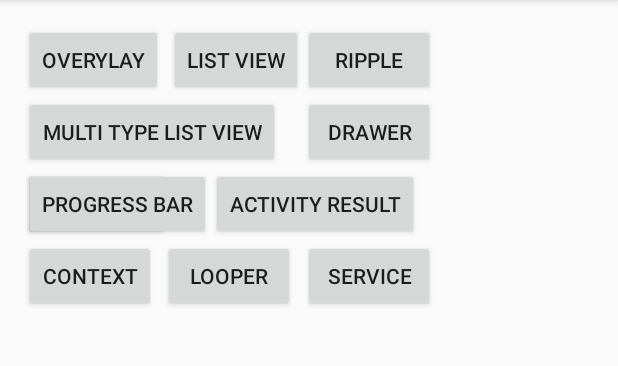
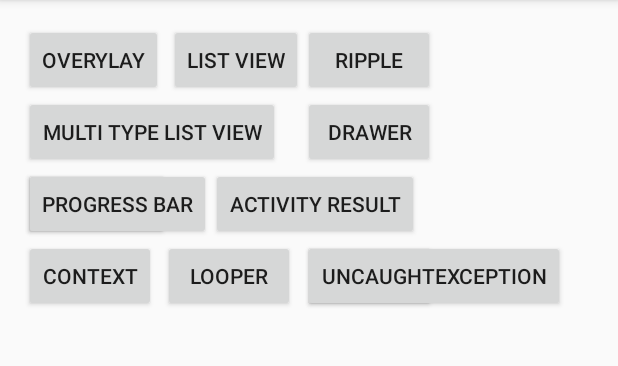
Before and after one commit to arimura/android-api-practice, an Android app: the screen it shows after launch (MainActivity), on a phone screen of 412 x 824 dp, the part 84-450 px from its top. Run offline under Robolectric (Android 15) with nearby library versions, the phone set to English and light mode, and no system bars.

Commit message:
uncaught exception sample

```diff
--- a/app/build.gradle
+++ b/app/build.gradle
@@ -21,6 +21,7 @@ android {
 }
 
 dependencies {
+    implementation 'com.android.support.constraint:constraint-layout:1.0.2'
     compile fileTree(dir: 'libs', include: ['*.jar'])
     testCompile 'junit:junit:4.12'
     compile 'com.android.support:appcompat-v7:26.0.2'
--- a/app/src/main/java/com/hormiga6/androidapipractice/MainActivity.java
+++ b/app/src/main/java/com/hormiga6/androidapipractice/MainActivity.java
@@ -16,6 +16,7 @@ import com.hormiga6.androidapipractice.NavigationDrawer.DrawerActivity;
 import com.hormiga6.androidapipractice.ProgressBar.ProgressBarActivity;
 import com.hormiga6.androidapipractice.Ripple.RippleActivity;
 import com.hormiga6.androidapipractice.Service.ServiceActivity;
+import com.hormiga6.androidapipractice.UncaughtException.UncaughtExceptionActivity;
 import com.hormiga6.androidapipractice.looper.MyLooperActivity;
 
 import java.util.HashMap;
@@ -35,6 +36,7 @@ public class MainActivity extends AppCompatActivity {
         put("ContextCheckActivity1",ContextCheckActivity1.class );
         put("MyLooperActivity",MyLooperActivity.class );
         put("ServiceActivity",ServiceActivity.class );
+        put("UncaughtActivity",UncaughtExceptionActivity.class );
     }};
 
     @Override
--- a/app/src/main/res/layout/activity_main.xml
+++ b/app/src/main/res/layout/activity_main.xml
@@ -130,4 +130,18 @@
         android:tag="ServiceActivity"
         android:onClick="dispatchActivity"
         />
+
+    <Button
+        android:text="UncaughtException"
+        android:layout_width="wrap_content"
+        android:layout_height="wrap_content"
+        android:layout_below="@+id/buttonShowActivityResult"
+        android:layout_alignLeft="@+id/buttonDrawer"
+        android:layout_alignStart="@+id/buttonDrawer"
+        android:id="@+id/buttonUncaughtException"
+        android:tag="UncaughtActivity"
+        android:onClick="dispatchActivity"
+    />
+
+
 </RelativeLayout>
```
Also changed, not shown: app/src/main/AndroidManifest.xml (+20 -18 lines), app/src/main/java/com/hormiga6/androidapipractice/UncaughtException/UncaughtExceptionActivity.java (added, +46 -0 lines), app/src/main/res/layout/activity_uncaught_exception.xml (added, +29 -0 lines).
